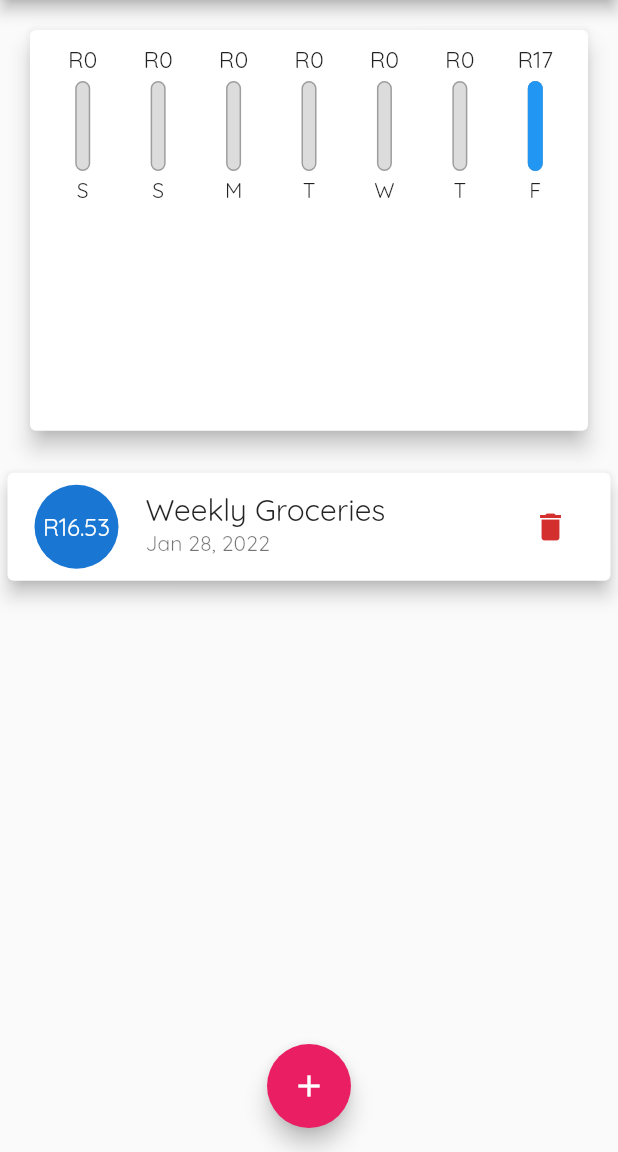
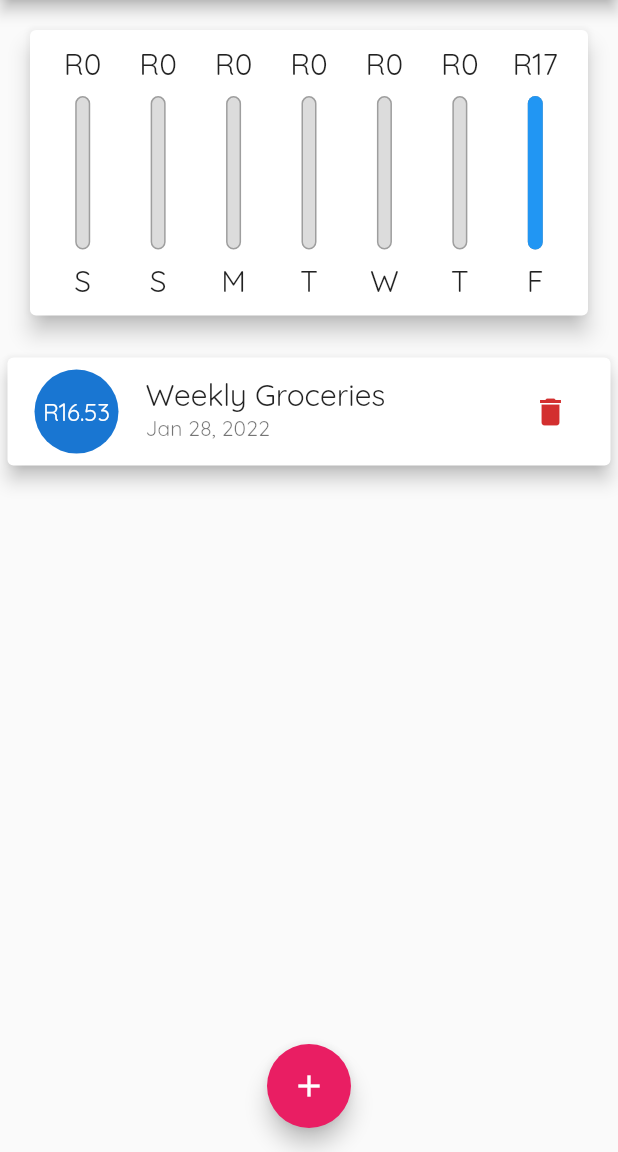
Before and after one commit to TheMorne/Personal-Expenses, a Flutter app: the screen it shows after launch, after a tap on the "delete" icon, on a phone screen of 412 x 824 dp, the part 84-1236 px from its top. Run offline on Flutter 3.47's test engine with Material 2 defaults, Android fonts, the phone set to English and light mode, and no system bars; Roboto replaces fonts that are missing (OpenSans).

Commit message:
Locked to Portrait mode + Responsive features added

```diff
--- a/lib/main.dart
+++ b/lib/main.dart
@@ -1,11 +1,19 @@
 import 'package:flutter/material.dart';
+import 'package:flutter/services.dart';
 import 'package:personal_expenses/widgets/chart.dart';
 
 import './widgets/new_transaction.dart';
 import './widgets/transaction_list.dart';
 import './models/transaction.dart';
 
-void main() => runApp(MyApp());
+void main() {
+  WidgetsFlutterBinding.ensureInitialized();
+  SystemChrome.setPreferredOrientations([
+    DeviceOrientation.portraitUp,
+    DeviceOrientation.portraitDown,
+  ]);
+  runApp(MyApp());
+}
 
 class MyApp extends StatelessWidget {
   @override
@@ -120,14 +128,14 @@ class _MyHomePageState extends State<MyHomePage> {
               height: (MediaQuery.of(context).size.height -
                       appBar.preferredSize.height -
                       MediaQuery.of(context).padding.top) *
-                  0.4,
+                  0.3,
               child: Chart(_recentTransactions),
             ),
             Container(
               height: (MediaQuery.of(context).size.height -
                       appBar.preferredSize.height -
                       MediaQuery.of(context).padding.top) *
-                  0.6,
+                  0.7,
               child: TransactionList(_userTransactions, _deleteTransaction),
             ),
           ],
--- a/lib/widgets/chart_bar.dart
+++ b/lib/widgets/chart_bar.dart
@@ -9,17 +9,19 @@ class ChartBar extends StatelessWidget {
 
   @override
   Widget build(BuildContext context) {
+    return LayoutBuilder(
+      builder: (ctx, constraints) {
         return Column(
           children: <Widget>[
             Container(
-          height: 20,
+                height: constraints.maxHeight * 0.15,
                 child: FittedBox(
                     child: Text('R${spendingAmount.toStringAsFixed(0)}'))),
             SizedBox(
-          height: 4,
+              height: constraints.maxHeight * 0.05,
             ),
             Container(
-          height: 60,
+              height: constraints.maxHeight * 0.6,
               width: 10,
               child: Stack(
                 children: <Widget>[
@@ -43,10 +45,17 @@ class ChartBar extends StatelessWidget {
               ),
             ),
             SizedBox(
-          height: 4,
+              height: constraints.maxHeight * 0.05,
             ),
-        Text(label),
+            Container(
+              height: constraints.maxHeight * 0.15,
+              child: FittedBox(
+                child: Text(label),
+              ),
+            ),
           ],
+        );
+      },
     );
   }
 }
```
Lines whose indentation alone changed are shown as unchanged.
